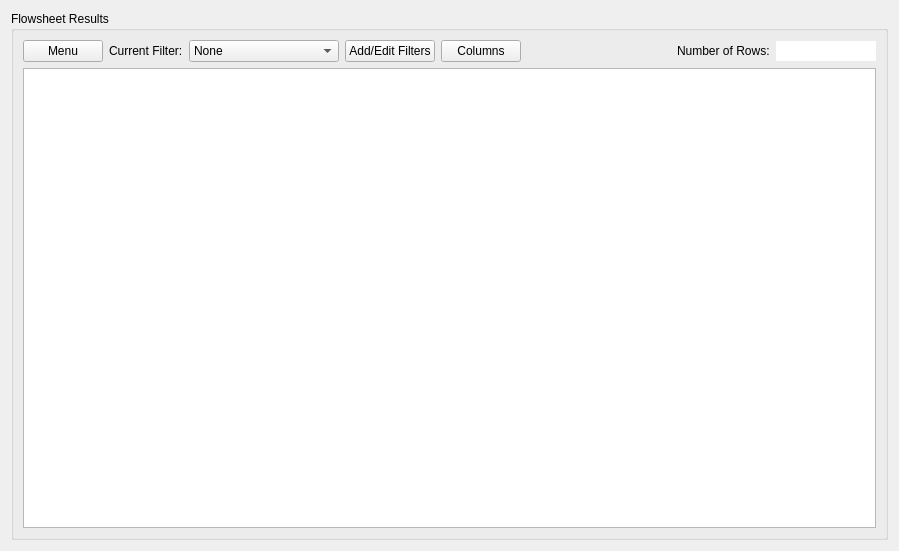
The window that foqus_lib/gui/flowsheet/dataBrowserFrame_UI.ui (CCSI-Toolset/FOQUS) describes before a commit, drawn with Qt 5.
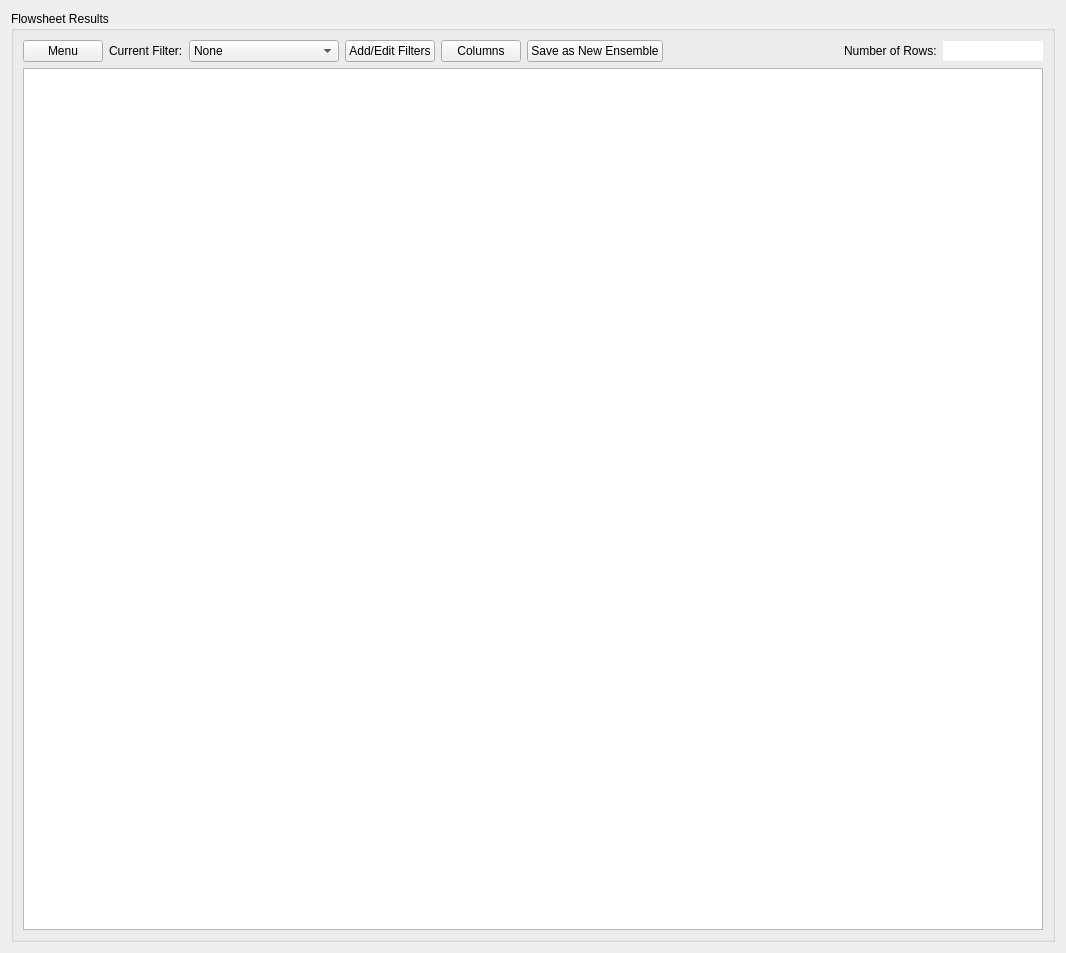
The same window after the commit.

The edit to the form file:
```diff
--- a/foqus_lib/gui/flowsheet/dataBrowserFrame_UI.ui
+++ b/foqus_lib/gui/flowsheet/dataBrowserFrame_UI.ui
@@ -6,8 +6,8 @@
    <rect>
     <x>0</x>
     <y>0</y>
-    <width>899</width>
-    <height>551</height>
+    <width>1066</width>
+    <height>953</height>
    </rect>
   </property>
   <property name="windowTitle">
@@ -80,6 +80,16 @@
           </property>
          </widget>
         </item>
+        <item>
+         <widget class="QPushButton" name="saveEnsembleButton">
+          <property name="toolTip">
+           <string/>
+          </property>
+          <property name="text">
+           <string>Save as New Ensemble</string>
+          </property>
+         </widget>
+        </item>
         <item>
          <spacer name="horizontalSpacer">
           <property name="orientation">
```
